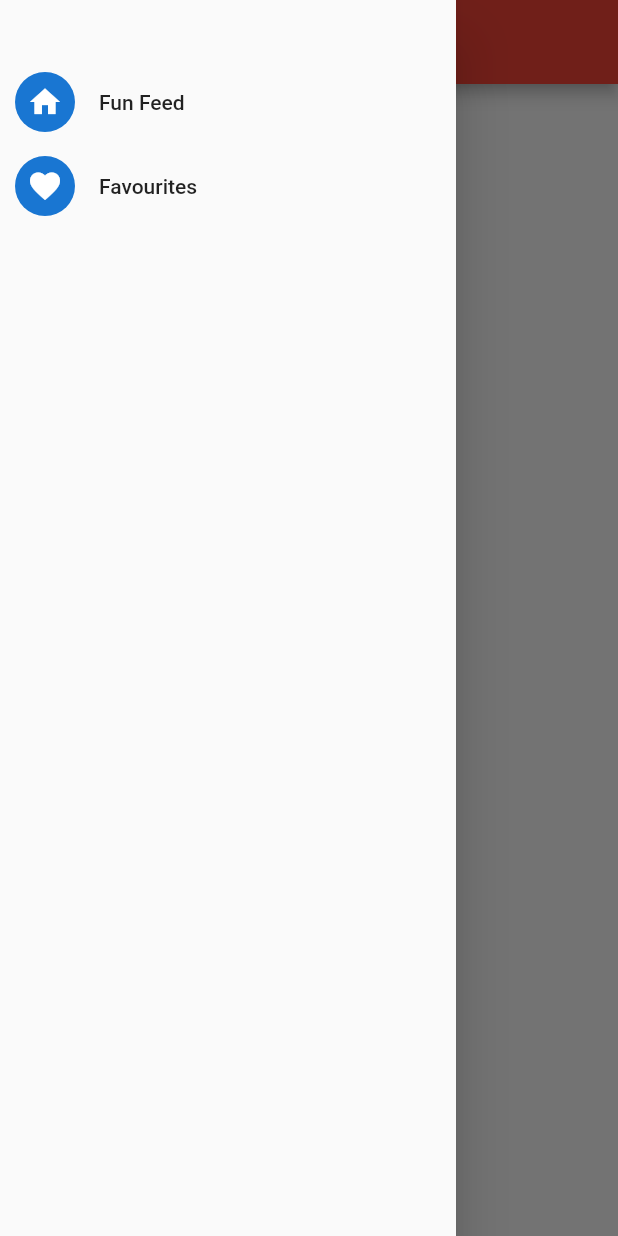
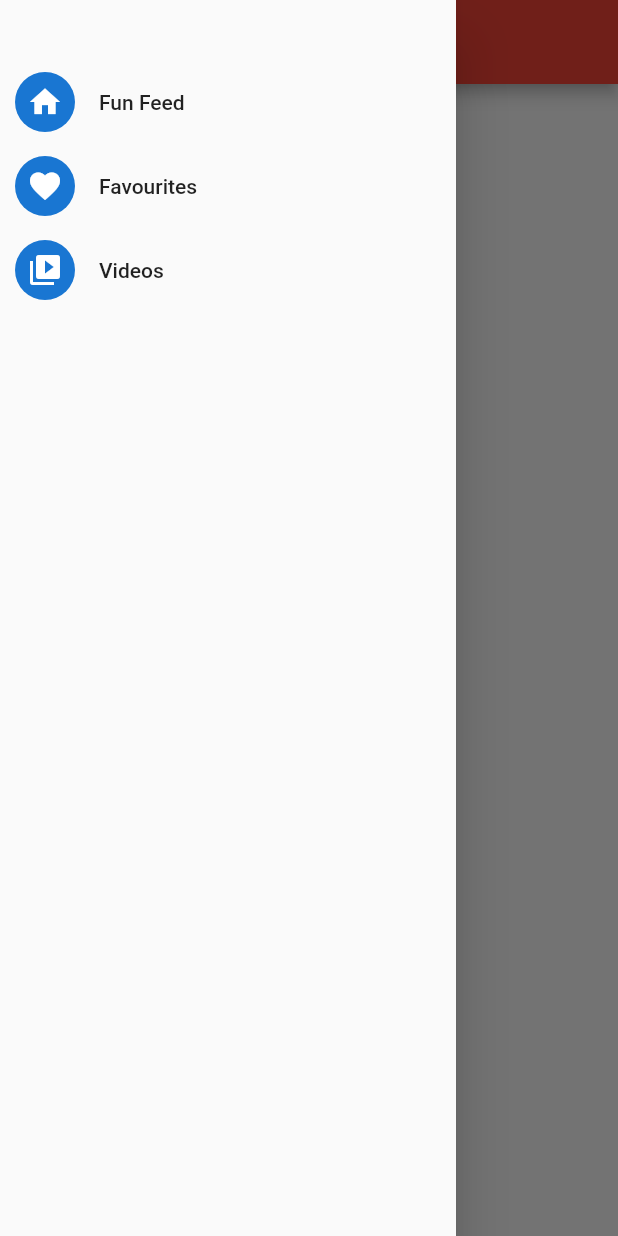
Before and after one commit to joshrabovsky/open-hacks, a Flutter app: the FavouritesScreen screen opened by its route, with the side drawer open, on a phone screen of 412 x 824 dp. Run offline on Flutter 3.47's test engine with Material 2 defaults, Android fonts, the phone set to English and light mode, and no system bars; network calls fail.

Commit message:
New changes

```diff
--- a/openHacks/lib/main.dart
+++ b/openHacks/lib/main.dart
@@ -24,6 +24,7 @@ class MyApp extends StatelessWidget {
         home: MaskListScreen(),
         routes: {
           FavouritesScreen.routeName : (ctx) => FavouritesScreen(),
+          VideosScreen.routeName : (ctx) => VideosScreen(),
         },
       ),
     );
--- a/openHacks/lib/providers/info.dart
+++ b/openHacks/lib/providers/info.dart
@@ -13,34 +13,41 @@ class Info with ChangeNotifier {
   List<CovidItem> _items = [
     CovidItem(
       index: 0,
-      imageURL: "https://media.giphy.com/media/UTesoPxNXJ8VS65bf1/giphy.gif",
+      imageURL: "https://scotscoop.com/wp-content/uploads/2020/04/Face-Masklll1-475x289.jpg",
       websiteURL: null,
       isFavourite: false,
     ),
     CovidItem(
       index: 1,
       imageURL: "https://media.giphy.com/media/LrYD6AWSt3CC5l1zg6/giphy.gif",
-      websiteURL: "https://hack.theopencode.org/",
+      websiteURL: null,
       isFavourite: false,
     ),
     CovidItem(
       index: 2,
       imageURL: "https://media.giphy.com/media/Rko2bnekLUz5MQaFQy/giphy.gif",
-      websiteURL: "https://hack.theopencode.org/",
+      websiteURL: null,
       isFavourite: false,
     ),
     CovidItem(
       index: 3,
       imageURL:
           "https://media.giphy.com/media/UVNT6DrsoezPZ6ZO9p/giphy.gif",
-      websiteURL: "https://hack.theopencode.org/",
+      websiteURL: null,
       isFavourite: false,
     ),
     CovidItem(
       index: 4,
       imageURL:
           "https://previews.123rf.com/images/kongvector/kongvector1906/kongvector190603442/124727561-finger-surgical-mask-in-a-cartoon-wallet-vector-illustration.jpg",
-      websiteURL: "https://hack.theopencode.org/",
+      websiteURL: null,
+      isFavourite: false,
+    ),
+    CovidItem(
+      index: 5,
+      imageURL:
+          "https://thumbs.dreamstime.com/b/wearing-face-mask-protect-virus-healthy-people-wear-form-new-175837534.jpg",
+      websiteURL: null,
       isFavourite: false,
     ),
   ];
--- a/openHacks/lib/widgets/mask_item.dart
+++ b/openHacks/lib/widgets/mask_item.dart
@@ -52,7 +52,7 @@ class MaskItem extends StatelessWidget {
               ),
               child: Image.network(
                 image,
-                fit: BoxFit.cover,
+                fit: BoxFit.contain,
               ),
             ),
           ),
--- a/openHacks/lib/widgets/my_drawer.dart
+++ b/openHacks/lib/widgets/my_drawer.dart
@@ -1,6 +1,7 @@
 import 'package:flutter/material.dart';
 
 import '../screens/favourites_screen.dart';
+import '../screens/videos_screen.dart';
 
 class MyDrawer extends StatelessWidget {
   Widget _buildListTile(String title, IconData icon, Function onTap) {
@@ -38,6 +39,13 @@ class MyDrawer extends StatelessWidget {
               Navigator.of(context).popAndPushNamed(FavouritesScreen.routeName);
             },
           ),
+          _buildListTile(
+            "Videos",
+            Icons.video_library,
+            () {
+              Navigator.of(context).popAndPushNamed(VideosScreen.routeName);
+            },
+          ),
         ],
       ),
     );
--- a/openHacks/pubspec.yaml
+++ b/openHacks/pubspec.yaml
@@ -25,6 +25,8 @@ dependencies:
     sdk: flutter
   provider: ^4.1.2
   url_launcher: ^5.4.10
+  youtube_player_flutter: ^6.1.1
+  http: ^0.12.1
 
   # The following adds the Cupertino Icons font to your application.
   # Use with the CupertinoIcons class for iOS style icons.
```
Also changed, not shown: openHacks/lib/screens/videos_screen.dart (+66 -1 lines), openHacks/pubspec.lock, 4 other files.
